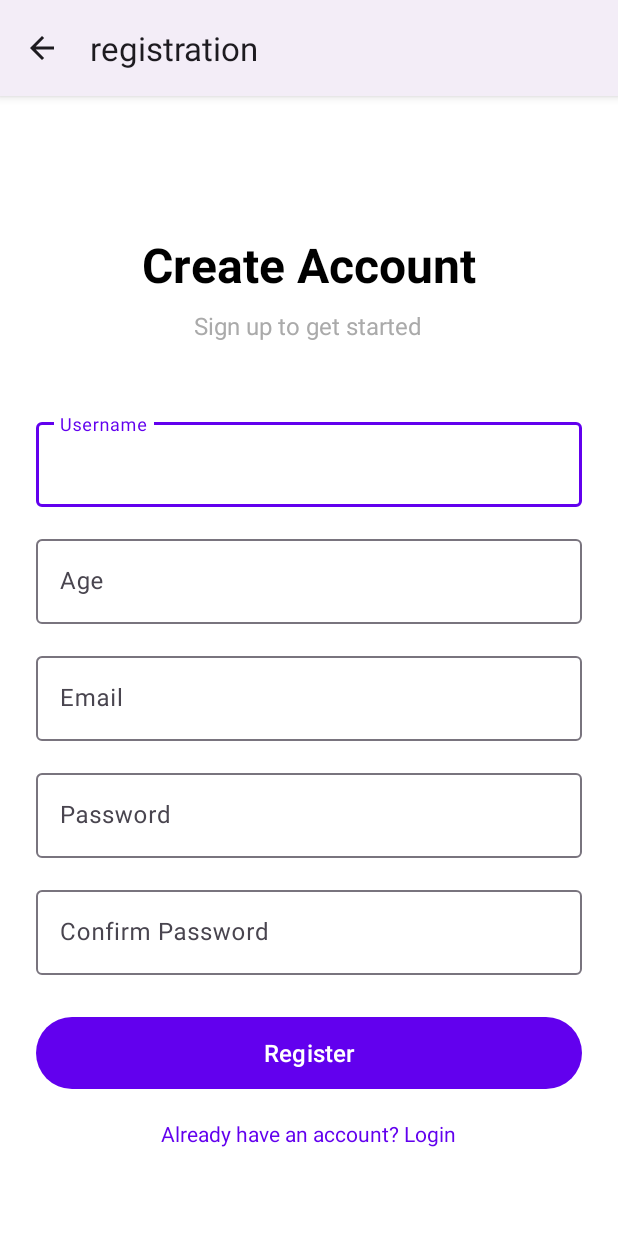
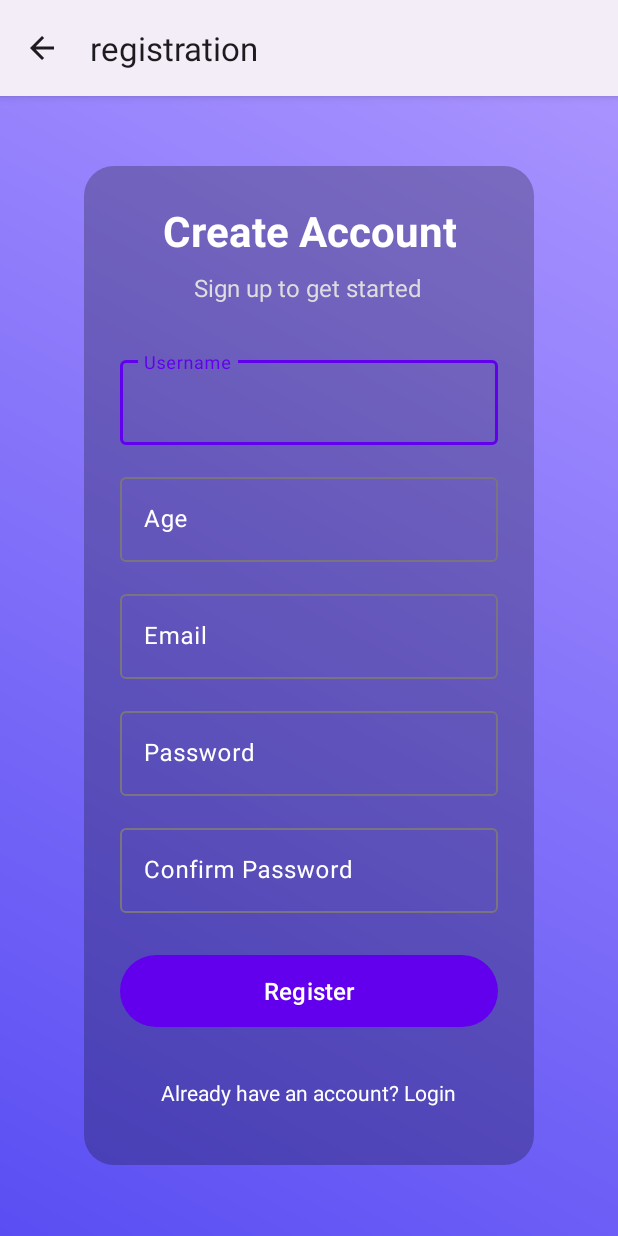
Before and after one commit to LucAir/Mobile-and-Wearable, an Android app: the RegisterActivity screen opened directly, with no data from a screen before it, on a phone screen of 412 x 824 dp. Run offline under Robolectric (Android 15) with nearby library versions, the phone set to English and light mode, and no system bars; our stand-ins replace Room's generated code.

Commit message:
improving color of the app in access, login and registration

```diff
--- /dev/null
+++ b/app/src/main/res/drawable/bg_gradient.xml
@@ -0,0 +1,7 @@
+<?xml version="1.0" encoding="utf-8"?>
+<shape xmlns:android="http://schemas.android.com/apk/res/android">
+    <gradient
+        android:startColor="#5A4EF3"
+        android:endColor="#A993FF"
+        android:angle="45"/>
+</shape>
--- /dev/null
+++ b/app/src/main/res/drawable/btn_outline.xml
@@ -0,0 +1,5 @@
+<shape xmlns:android="http://schemas.android.com/apk/res/android">
+    <solid android:color="#FFFFFF"/>
+    <stroke android:width="2dp" android:color="#5A4EF3"/>
+    <corners android:radius="18dp"/>
+</shape>
--- /dev/null
+++ b/app/src/main/res/drawable/btn_primary.xml
@@ -0,0 +1,4 @@
+<shape xmlns:android="http://schemas.android.com/apk/res/android">
+    <solid android:color="#5A4EF3"/>
+    <corners android:radius="18dp"/>
+</shape>
--- /dev/null
+++ b/app/src/main/res/drawable/card_background.xml
@@ -0,0 +1,23 @@
+<?xml version="1.0" encoding="utf-8"?>
+<layer-list xmlns:android="http://schemas.android.com/apk/res/android">
+
+    <!-- Background image inside a shape to allow rounded corners -->
+    <item>
+        <shape android:shape="rectangle">
+            <corners android:radius="20dp" />
+
+            <bitmap
+                android:src="@drawable/background_asset"
+                android:gravity="center" />
+        </shape>
+    </item>
+
+    <!-- Optional semi-transparent overlay -->
+    <item>
+        <shape android:shape="rectangle">
+            <corners android:radius="20dp" />
+            <solid android:color="#40000000" />
+        </shape>
+    </item>
+
+</layer-list>
--- a/app/src/main/res/layout/activity_register.xml
+++ b/app/src/main/res/layout/activity_register.xml
@@ -1,34 +1,42 @@
 <?xml version="1.0" encoding="utf-8"?>
-<ScrollView xmlns:android="http://schemas.android.com/apk/res/android"
+<RelativeLayout xmlns:android="http://schemas.android.com/apk/res/android"
     android:layout_width="match_parent"
     android:layout_height="match_parent"
-    android:fillViewport="true"
-    android:background="@android:color/white">
+    android:background="@drawable/bg_gradient"
+    android:gravity="center"
+    android:padding="24dp">
 
+    <!-- Centered Card -->
     <LinearLayout
-        android:layout_width="match_parent"
+        android:id="@+id/registerCard"
+        android:layout_width="300dp"
         android:layout_height="wrap_content"
+        android:background="@drawable/card_background"
+        android:elevation="8dp"
         android:orientation="vertical"
-        android:padding="24dp"
-        android:gravity="center">
+        android:gravity="center"
+        android:padding="24dp">
 
+        <!-- Page Title -->
         <TextView
+            android:id="@+id/registerTitle"
             android:layout_width="wrap_content"
             android:layout_height="wrap_content"
             android:text="@string/create_account"
-            android:textSize="32sp"
+            android:textSize="28sp"
             android:textStyle="bold"
-            android:textColor="@android:color/black"
-            android:layout_marginTop="32dp"
-            android:layout_marginBottom="8dp"/>
+            android:textColor="#FFFFFF"
+            android:layout_marginBottom="8dp"
+            android:gravity="center"/>
 
         <TextView
             android:layout_width="wrap_content"
             android:layout_height="wrap_content"
             android:text="@string/sign_up_to_get_started"
             android:textSize="16sp"
-            android:textColor="@android:color/darker_gray"
-            android:layout_marginBottom="48dp"/>
+            android:textColor="#DDDDDD"
+            android:layout_marginBottom="32dp"
+            android:gravity="center"/>
 
         <!-- Username -->
         <com.google.android.material.textfield.TextInputLayout
@@ -36,7 +44,9 @@
             android:layout_width="match_parent"
             android:layout_height="wrap_content"
             android:layout_marginBottom="16dp"
-            android:hint="@string/username">
+            android:hint="@string/username"
+            android:textColorHint="#FFFFFF"
+            android:textColor="#FFFFFF">
 
             <com.google.android.material.textfield.TextInputEditText
                 android:id="@+id/etRegisterUsername"
@@ -51,7 +61,9 @@
             android:layout_width="match_parent"
             android:layout_height="wrap_content"
             android:layout_marginBottom="16dp"
-            android:hint="@string/age">
+            android:hint="@string/age"
+            android:textColorHint="#FFFFFF"
+            android:textColor="#FFFFFF">
 
             <com.google.android.material.textfield.TextInputEditText
                 android:id="@+id/etRegisterAge"
@@ -66,7 +78,9 @@
             android:layout_width="match_parent"
             android:layout_height="wrap_content"
             android:layout_marginBottom="16dp"
-            android:hint="@string/email">
+            android:hint="@string/email"
+            android:textColorHint="#FFFFFF"
+            android:textColor="#FFFFFF">
 
             <com.google.android.material.textfield.TextInputEditText
                 android:id="@+id/etRegisterEmail"
@@ -81,13 +95,17 @@
             android:layout_width="match_parent"
             android:layout_height="wrap_content"
             android:layout_marginBottom="16dp"
-            android:hint="@string/password">
+            android:hint="@string/password"
+            android:textColorHint="#FFFFFF"
+            android:textColor="#FFFFFF">
 
             <com.google.android.material.textfield.TextInputEditText
                 android:id="@+id/etRegisterPassword"
                 android:layout_width="match_parent"
                 android:layout_height="wrap_content"
-                android:inputType="textPassword"/>
+                android:inputType="textPassword"
+                android:textColorHint="#FFFFFF"
+                android:textColor="#FFFFFF"/>
         </com.google.android.material.textfield.TextInputLayout>
 
         <!-- Confirm Password -->
@@ -96,7 +114,9 @@
             android:layout_width="match_parent"
             android:layout_height="wrap_content"
             android:layout_marginBottom="24dp"
-            android:hint="@string/confirm_password">
+            android:hint="@string/confirm_password"
+            android:textColorHint="#FFFFFF"
+            android:textColor="#FFFFFF">
 
             <com.google.android.material.textfield.TextInputEditText
                 android:id="@+id/etRegisterConfirmPassword"
@@ -105,6 +125,7 @@
                 android:inputType="textPassword"/>
         </com.google.android.material.textfield.TextInputLayout>
 
+        <!-- Progress Bar -->
         <ProgressBar
             android:id="@+id/progressBar"
             android:layout_width="wrap_content"
@@ -112,6 +133,7 @@
             android:layout_marginBottom="16dp"
             android:visibility="gone"/>
 
+        <!-- Register Button -->
         <Button
             android:id="@+id/btnRegister"
             android:layout_width="match_parent"
@@ -121,15 +143,18 @@
             android:textAllCaps="false"
             android:layout_marginBottom="16dp"/>
 
+        <!-- Login Link -->
         <TextView
             android:id="@+id/tvGoToLogin"
             android:layout_width="wrap_content"
             android:layout_height="wrap_content"
             android:text="@string/already_have_an_account_login"
-            android:textColor="?attr/colorPrimary"
+            android:textColor="#FFFFFF"
             android:textSize="14sp"
             android:clickable="true"
-            android:focusable="true"/>
-
+            android:focusable="true"
+            android:padding="12dp"
+            android:minHeight="48dp"
+            android:gravity="center"/>
     </LinearLayout>
-</ScrollView>
+</RelativeLayout>
```
Also changed, not shown: app/src/main/res/layout/activity_access.xml (+57 -23 lines), app/src/main/res/layout/activity_login.xml (+47 -16 lines), app/src/main/res/drawable/background_asset.png (added).
